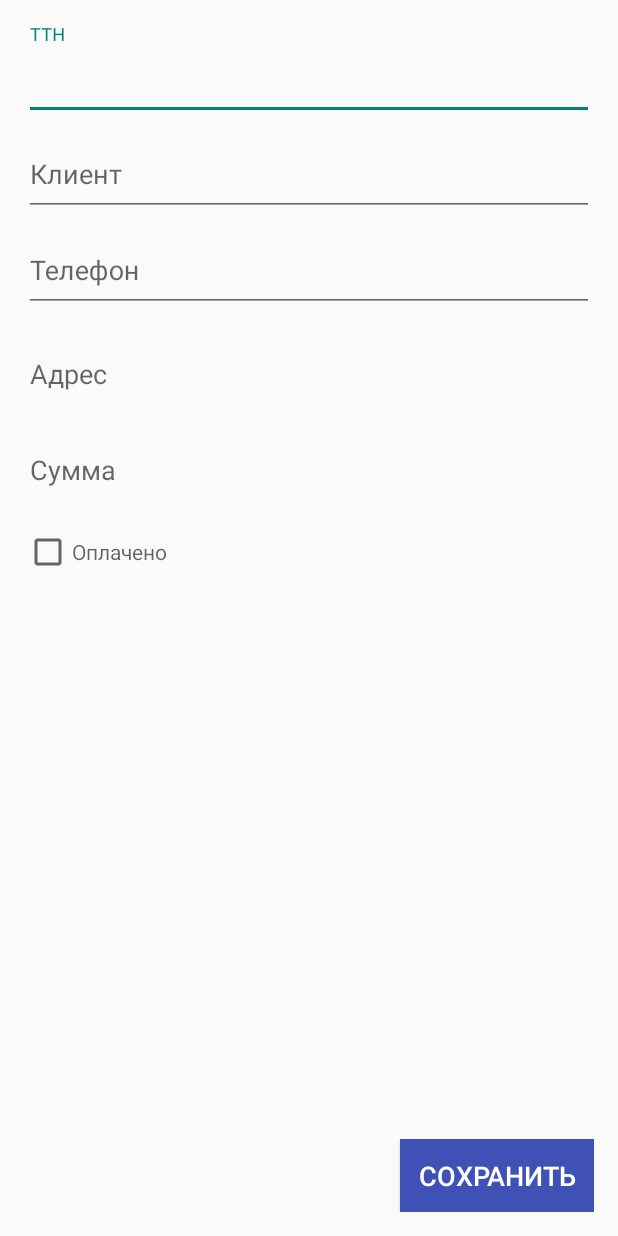
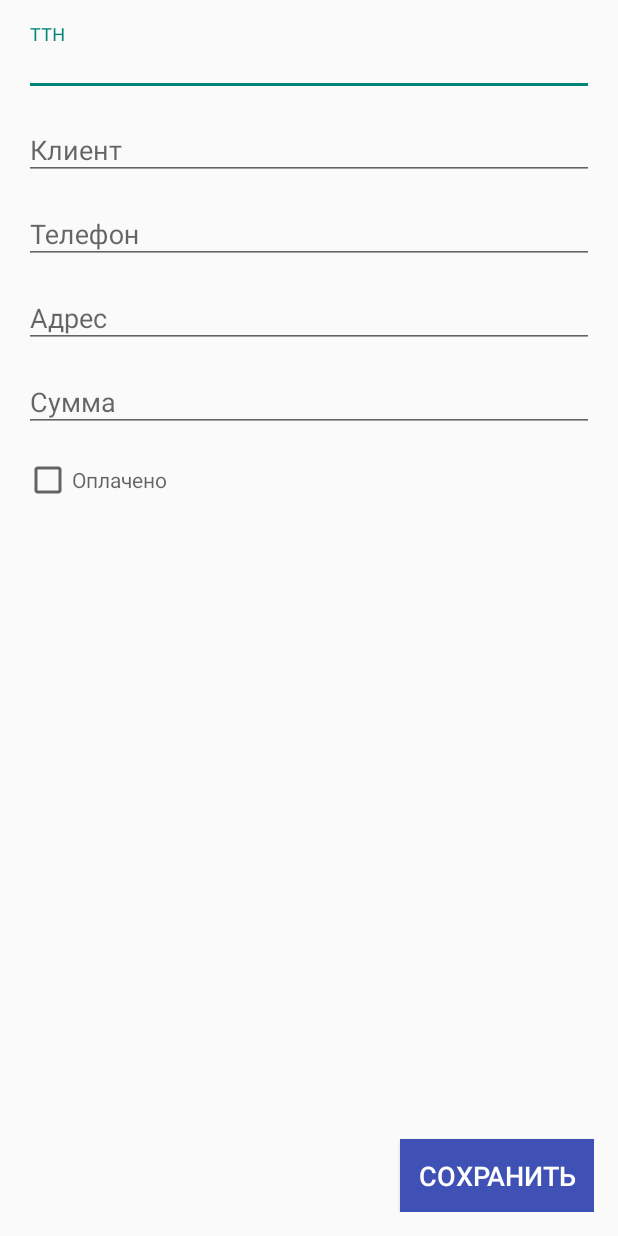
Before and after one commit to StashBank/DeliveryManagment, an Android app: the EditDeliveryItemActivity screen opened directly, with no data from a screen before it, on a phone screen of 412 x 824 dp. Run offline under Robolectric (Android 15) with nearby library versions, the phone set to English and light mode, and no system bars; 1 statement that could not run was skipped.

Commit message:
edit form fix

```diff
--- a/app/src/main/res/layout/activity_edit_delivery_item.xml
+++ b/app/src/main/res/layout/activity_edit_delivery_item.xml
@@ -28,7 +28,8 @@
 		android:layout_alignParentLeft="true"
 		android:layout_alignParentStart="true"
 		android:layout_alignParentRight="true"
-		android:layout_alignParentEnd="true">
+		android:layout_alignParentEnd="true"
+        android:layout_marginBottom="@dimen/edit_field_margin_bottom">
 
 	<EditText
 		android:id="@+id/etNumber"
@@ -47,7 +48,8 @@
 		android:id="@+id/etClientNameWrap"
 		android:layout_width="match_parent"
 		android:layout_height="@dimen/edit_field_height"
-		android:layout_below="@id/etNumberWrap">
+		android:layout_below="@id/etNumberWrap"
+        android:layout_marginBottom="@dimen/edit_field_margin_bottom">
 
 		<EditText
 			android:id="@+id/etClientName"
@@ -65,7 +67,8 @@
 		android:id="@+id/etClientPhoneWrap"
 		android:layout_width="match_parent"
 		android:layout_height="@dimen/edit_field_height"
-		android:layout_below="@id/etClientNameWrap">
+		android:layout_below="@id/etClientNameWrap"
+        android:layout_marginBottom="@dimen/edit_field_margin_bottom">
 
 	<EditText
 		android:id="@+id/etClientPhone"
@@ -83,12 +86,13 @@
 		android:id="@+id/etClientAddressWrap"
 		android:layout_width="match_parent"
 		android:layout_height="@dimen/edit_field_height"
-		android:layout_below="@id/etClientPhoneWrap">
+		android:layout_below="@id/etClientPhoneWrap"
+        android:layout_marginBottom="@dimen/edit_field_margin_bottom">
 
 	<EditText
 		android:id="@+id/etClientAddress"
 		android:layout_width="match_parent"
-		android:layout_height="@dimen/edit_field_height"
+		android:layout_height="match_parent"
 		android:inputType="text"
 		android:hint="@string/lbl_edit_delivery_address"
 		android:text=""
@@ -101,12 +105,13 @@
 		android:id="@+id/etAmountWrap"
 		android:layout_width="match_parent"
 		android:layout_height="@dimen/edit_field_height"
-		android:layout_below="@id/etClientAddressWrap">
+		android:layout_below="@id/etClientAddressWrap"
+        android:layout_marginBottom="@dimen/edit_field_margin_bottom">
 
 	<EditText
 		android:id="@+id/etAmount"
 		android:layout_width="match_parent"
-		android:layout_height="@dimen/edit_field_height"
+		android:layout_height="match_parent"
 		android:inputType="numberDecimal"
 		android:hint="@string/lbl_edit_delivery_amount"
 		android:text=""
--- a/app/src/main/res/values/dimens.xml
+++ b/app/src/main/res/values/dimens.xml
@@ -11,7 +11,8 @@
 	<dimen name="item_text_size">20sp</dimen>
 	<dimen name="item_text_size_large">24sp</dimen>
 	<dimen name="fragment_margin_top">16dp</dimen>
-	<dimen name="edit_field_height">64dp</dimen>
+	<dimen name="edit_field_height">48dp</dimen>
+    <dimen name="edit_field_margin_bottom">8dp</dimen>
 	<!-- MD -->
 	<dimen name="mtrl_card_spacing">16dp</dimen>
 </resources>
```
